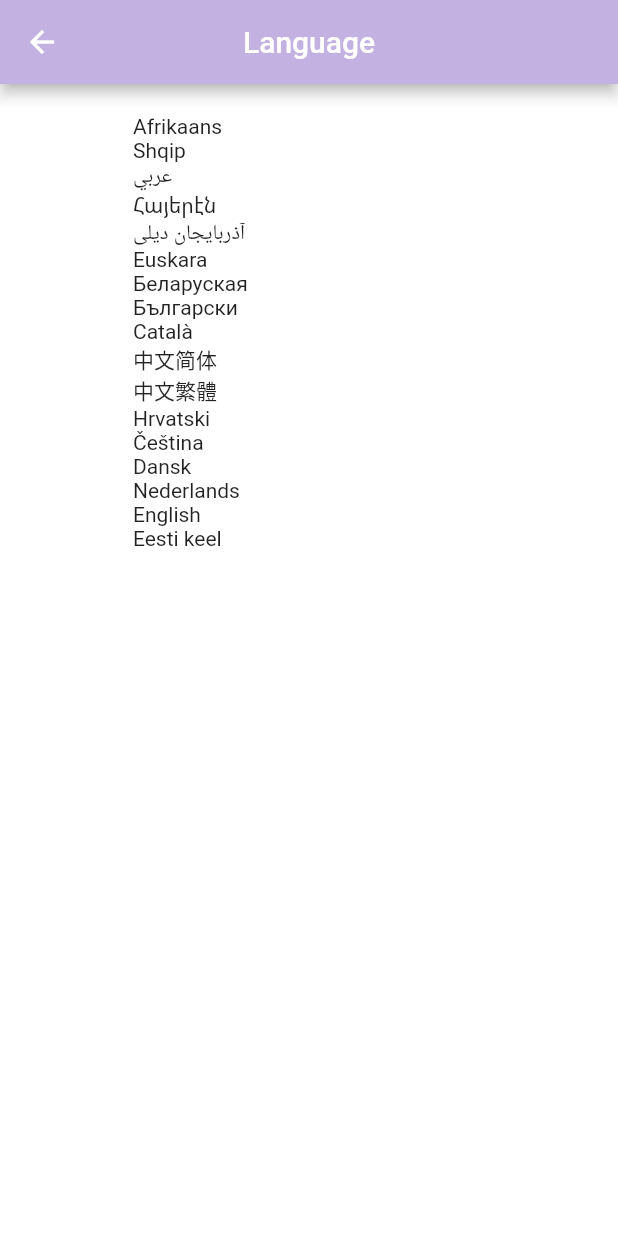
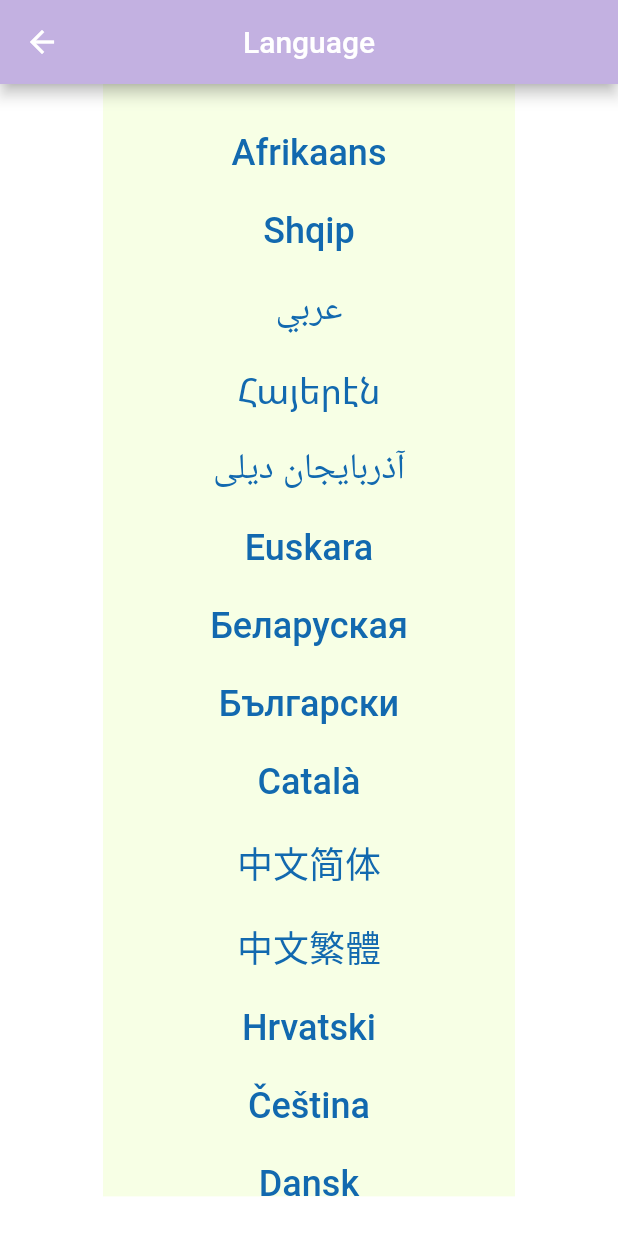
Before and after one commit to anyelimrodriguez/ChapK-v2, a Flutter app: the Language screen opened by its route, on a phone screen of 412 x 824 dp. Run offline on Flutter 3.47's test engine with Material 2 defaults, Android fonts, the phone set to English and light mode, and no system bars; our stand-ins replace cloud_firestore, firebase_auth, firebase_core; missing offline and left inert: dart:html, translator; accounts and stored records are empty.

Commit message:
Fleshed out design of Language Page, missing functionality

```diff
--- a/chap_k/lib/pages/Language.dart
+++ b/chap_k/lib/pages/Language.dart
@@ -26,47 +26,47 @@ class _LanguageState extends State<Language> {
     Lang(name: 'Nederlands', code: 'nl'),
     Lang(name: 'English', code: 'en'),
     Lang(name: 'Eesti keel', code: 'et'),
-    Lang(name: '', code: 'tl'),
-    Lang(name: '', code: 'fi'),
-    Lang(name: '', code: 'fr'),
-    Lang(name: '', code: 'gl'),
-    Lang(name: '', code: 'ka'),
-    Lang(name: '', code: 'de'),
-    Lang(name: '', code: 'el'),
-    Lang(name: '', code: 'ht'),
-    Lang(name: '', code: 'iw'),
-    Lang(name: '', code: 'hi'),
-    Lang(name: '', code: 'hu'),
-    Lang(name: '', code: 'is'),
-    Lang(name: '', code: 'id'),
-    Lang(name: '', code: 'ga'),
-    Lang(name: '', code: 'it'),
-    Lang(name: '', code: 'ja'),
-    Lang(name: '', code: 'ko'),
-    Lang(name: '', code: 'lv'),
-    Lang(name: '', code: 'lt'),
-    Lang(name: '', code: 'mk'),
-    Lang(name: '', code: 'ms'),
-    Lang(name: '', code: 'mt'),
-    Lang(name: '', code: 'no'),
-    Lang(name: '', code: 'fa'),
-    Lang(name: '', code: 'pl'),
-    Lang(name: '', code: 'pt'),
-    Lang(name: '', code: 'ro'),
-    Lang(name: '', code: 'ru'),
-    Lang(name: '', code: 'sr'),
-    Lang(name: '', code: 'sk'),
-    Lang(name: '', code: 'sl'),
-    Lang(name: '', code: 'es'),
-    Lang(name: '', code: 'sw'),
-    Lang(name: '', code: 'sv'),
-    Lang(name: '', code: 'th'),
-    Lang(name: '', code: 'tr'),
-    Lang(name: '', code: 'uk'),
-    Lang(name: '', code: 'ur'),
-    Lang(name: '', code: 'vi'),
-    Lang(name: '', code: 'cy'),
-    Lang(name: '', code: 'yi'),
+    Lang(name: 'Filipino', code: 'tl'),
+    Lang(name: 'Suomi', code: 'fi'),
+    Lang(name: 'Français', code: 'fr'),
+    Lang(name: 'Galego', code: 'gl'),
+    Lang(name: 'ქართული', code: 'ka'),
+    Lang(name: 'Deutsch', code: 'de'),
+    Lang(name: 'Ελληνικά', code: 'el'),
+    Lang(name: 'Kreyòl ayisyen', code: 'ht'),
+    Lang(name: 'עברית', code: 'iw'),
+    Lang(name: 'हिन्दी', code: 'hi'),
+    Lang(name: 'Magyar', code: 'hu'),
+    Lang(name: 'Íslenska', code: 'is'),
+    Lang(name: 'Bahasa Indonesia', code: 'id'),
+    Lang(name: 'Gaeilge', code: 'ga'),
+    Lang(name: 'Italiano', code: 'it'),
+    Lang(name: '日本語', code: 'ja'),
+    Lang(name: '한국어', code: 'ko'),
+    Lang(name: 'Latviešu', code: 'lv'),
+    Lang(name: 'Lietuvių kalba', code: 'lt'),
+    Lang(name: 'Македонски', code: 'mk'),
+    Lang(name: 'Malay', code: 'ms'),
+    Lang(name: 'Malti', code: 'mt'),
+    Lang(name: 'Norsk', code: 'no'),
+    Lang(name: 'فارسی', code: 'fa'),
+    Lang(name: 'Polski', code: 'pl'),
+    Lang(name: 'Português', code: 'pt'),
+    Lang(name: 'Română', code: 'ro'),
+    Lang(name: 'Русский', code: 'ru'),
+    Lang(name: 'Српски', code: 'sr'),
+    Lang(name: 'Slovenčina', code: 'sk'),
+    Lang(name: 'Slovensko', code: 'sl'),
+    Lang(name: 'Español', code: 'es'),
+    Lang(name: 'Kiswahili', code: 'sw'),
+    Lang(name: 'Svenska', code: 'sv'),
+    Lang(name: 'ไทย', code: 'th'),
+    Lang(name: 'Türkçe', code: 'tr'),
+    Lang(name: 'Українська', code: 'uk'),
+    Lang(name: 'اردو', code: 'ur'),
+    Lang(name: 'Tiếng Việt', code: 'vi'),
+    Lang(name: 'Cymraeg', code: 'cy'),
+    Lang(name: 'ייִדיש', code: 'yi'),
   ];
   @override
   Widget build(BuildContext context) {
@@ -87,7 +87,7 @@ class _LanguageState extends State<Language> {
         body: Padding(
             padding: EdgeInsets.symmetric(horizontal: wW / 6, vertical: 0),
             child: Ink(
-                color: Colors.white,
+                color: Color.fromARGB(255, 247, 255, 229),
                 height: wH - rm,
                 child: ListView(
                   shrinkWrap: true,
@@ -115,8 +115,31 @@ class LangWidget extends StatelessWidget {
   const LangWidget({super.key, required this.name, required this.code});
   @override
   Widget build(BuildContext context) {
-    return SizedBox(
-      child: Text(name),
+    return Padding(
+      padding: const EdgeInsets.all(2.0),
+      child: SizedBox(
+        child: TextButton(
+          style: ButtonStyle(
+            foregroundColor: MaterialStateProperty.all<Color>(
+                Color.fromARGB(255, 18, 105, 175)),
+            overlayColor: MaterialStateProperty.resolveWith<Color?>(
+              (Set<MaterialState> states) {
+                if (states.contains(MaterialState.hovered))
+                  return Colors.blue.withOpacity(0.12);
+                if (states.contains(MaterialState.focused) ||
+                    states.contains(MaterialState.pressed))
+                  return Colors.blue.withOpacity(0.36);
+                return null; // Defer to the widget's default.
+              },
+            ),
+          ),
+          onPressed: () {},
+          child: Text(
+            name,
+            style: TextStyle(fontSize: 24),
+          ),
+        ),
+      ),
     );
   }
 }
```
